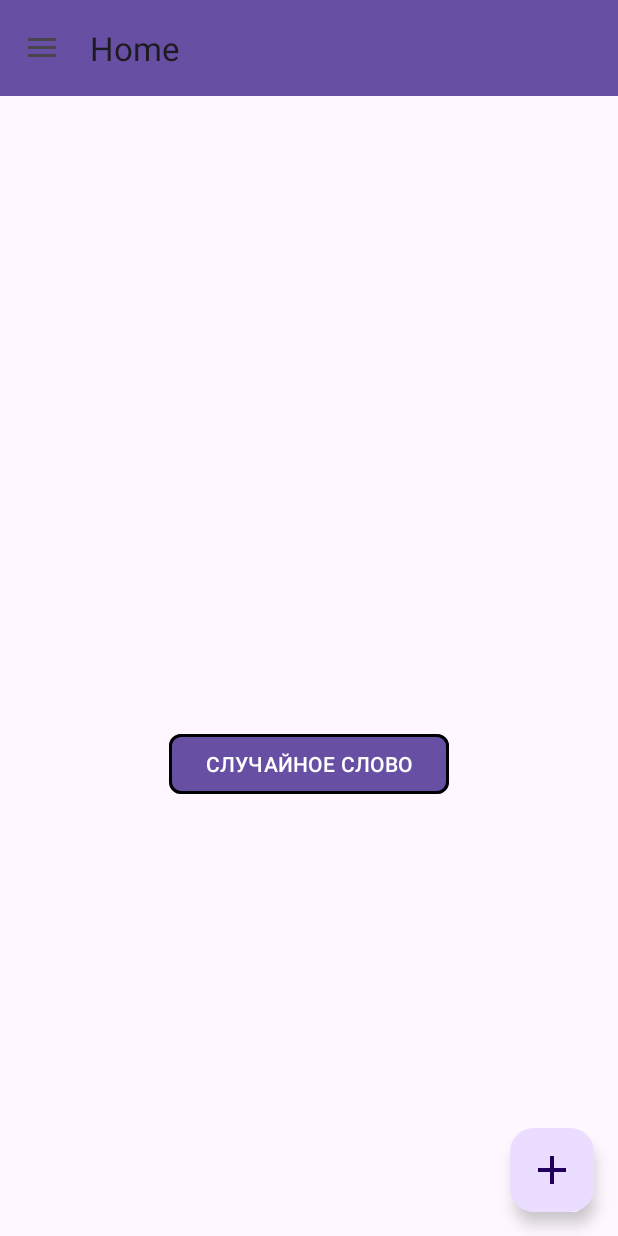
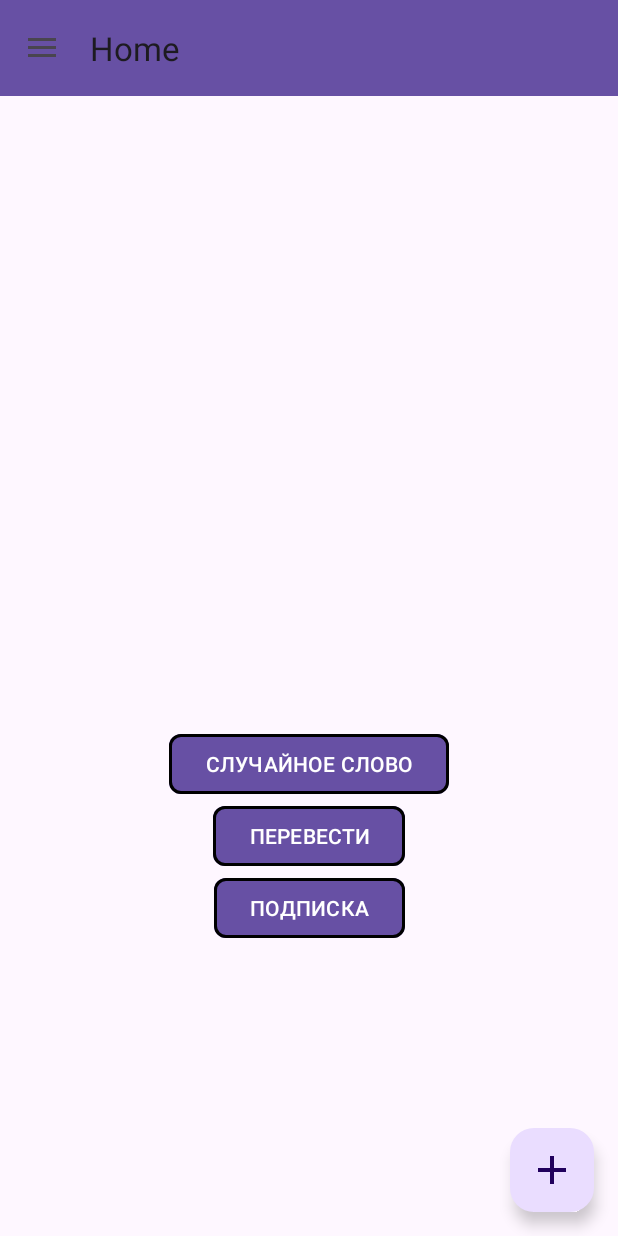
Before and after one commit to VortexDream/VortexDictionary, an Android app: the screen it shows after launch (MainActivity), on a phone screen of 412 x 824 dp. Run offline under Robolectric (Android 15) with nearby library versions, the phone set to English and light mode, and no system bars; our stand-ins replace Dagger/Hilt's generated code, Room's generated code, navigation-ui.

Commit message:
Сделан диалог фрагмент с покупкой подписки, сохранение состояния в sharedpreferences

```diff
--- a/app/build.gradle
+++ b/app/build.gradle
@@ -84,6 +84,9 @@ dependencies {
     implementation ("androidx.navigation:navigation-fragment-ktx:2.7.6")
     implementation ("androidx.navigation:navigation-ui-ktx:2.7.6")
 
+    //Shared Preferences
+    implementation 'androidx.datastore:datastore-preferences:1.0.0'
+
     // Dagger Hilt
     implementation ("com.google.dagger:hilt-android:2.48.1")
     ksp ("com.google.dagger:hilt-compiler:2.48.1")
--- a/app/src/main/java/com/vortex/android/vortexdictionary/di/AppModule.kt
+++ b/app/src/main/java/com/vortex/android/vortexdictionary/di/AppModule.kt
@@ -1,9 +1,15 @@
 package com.vortex.android.vortexdictionary.di
 
 import android.content.Context
+import androidx.datastore.core.DataStore
+import androidx.datastore.preferences.core.PreferenceDataStoreFactory
+import androidx.datastore.preferences.core.Preferences
+import androidx.datastore.preferences.preferencesDataStoreFile
 import androidx.room.Room
+import com.vortex.android.vortexdictionary.repository.AppPreferences
 import com.vortex.android.vortexdictionary.database.WordDao
 import com.vortex.android.vortexdictionary.database.WordDatabase
+import com.vortex.android.vortexdictionary.repository.BaseAppPreferences
 import com.vortex.android.vortexdictionary.repository.BaseWordRepository
 import com.vortex.android.vortexdictionary.repository.WordRepository
 import dagger.Module
@@ -37,7 +43,25 @@ object AppModule {
 
     @Singleton
     @Provides
-    fun provideRepository(databaseDao: WordDao): BaseWordRepository {
+    fun provideWordRepository(databaseDao: WordDao): BaseWordRepository {
         return WordRepository(databaseDao)
     }
+
+    @Singleton
+    @Provides
+    fun provideDataStore(
+        @ApplicationContext appContext: Context
+    ): DataStore<Preferences> {
+        return PreferenceDataStoreFactory.create {
+            appContext.preferencesDataStoreFile("settings")
+        }
+    }
+
+    @Singleton
+    @Provides
+    fun provideAppPreferences(
+        dataStore: DataStore<Preferences>
+    ): BaseAppPreferences {
+        return AppPreferences(dataStore)
+    }
 }
--- a/app/src/main/java/com/vortex/android/vortexdictionary/fragments/wordcard/WordCardFragment.kt
+++ b/app/src/main/java/com/vortex/android/vortexdictionary/fragments/wordcard/WordCardFragment.kt
@@ -15,7 +15,7 @@ import dagger.hilt.android.AndroidEntryPoint
 import kotlinx.coroutines.launch
 
 @AndroidEntryPoint
-class WordCardFragment : Fragment() {
+class WordCardFragment: Fragment() {
 
     private var _binding: FragmentWordCardBinding? = null
     private val binding
@@ -67,6 +67,9 @@ class WordCardFragment : Fragment() {
             fab.setOnClickListener {
                 findNavController().navigate(WordCardFragmentDirections.newWord())
             }
+            subscriptionButton.setOnClickListener {
+                findNavController().navigate(WordCardFragmentDirections.popupSubscription())
+            }
         }
     }
 }
--- /dev/null
+++ b/app/src/main/java/com/vortex/android/vortexdictionary/repository/BaseAppPreferences.kt
@@ -0,0 +1,16 @@
+package com.vortex.android.vortexdictionary.repository
+
+import kotlinx.coroutines.flow.Flow
+
+interface BaseAppPreferences {
+
+    val wordsAddedCounter: Flow<Int>
+    suspend fun setWordsAddedCounter(counter: Int)
+
+    val translationsViewedCounter: Flow<Int>
+    suspend fun setTranslationsViewedCounter(counter: Int)
+
+    val hasSubscription: Flow<Boolean>
+    suspend fun setSubscription(hasSubscription: Boolean)
+
+}
--- a/app/src/main/res/layout/fragment_word_card.xml
+++ b/app/src/main/res/layout/fragment_word_card.xml
@@ -28,14 +28,6 @@
         app:layout_constraintStart_toStartOf="parent"
         app:layout_constraintTop_toBottomOf="@id/english_word_text_view"/>
 
-    <!--<com.google.android.material.button.MaterialButton
-        android:id="@+id/translate_button"
-        android:layout_width="wrap_content"
-        android:layout_height="wrap_content"
-        android:text="ПЕРЕВЕСТИ"
-        app:cornerRadius="8dp"
-        app:strokeWidth="2dp" />-->
-
     <com.google.android.material.button.MaterialButton
         android:id="@+id/new_word_button"
         android:layout_width="wrap_content"
@@ -46,6 +38,28 @@
         app:layout_constraintEnd_toEndOf="parent"
         app:layout_constraintStart_toStartOf="parent"
         app:layout_constraintTop_toBottomOf="@id/russian_word_text_view"/>
+
+    <com.google.android.material.button.MaterialButton
+        android:id="@+id/translate_button"
+        android:layout_width="wrap_content"
+        android:layout_height="wrap_content"
+        android:text="ПЕРЕВЕСТИ"
+        app:cornerRadius="8dp"
+        app:strokeWidth="2dp"
+        app:layout_constraintEnd_toEndOf="parent"
+        app:layout_constraintStart_toStartOf="parent"
+        app:layout_constraintTop_toBottomOf="@id/new_word_button"/>
+
+    <com.google.android.material.button.MaterialButton
+        android:id="@+id/subscription_button"
+        android:layout_width="wrap_content"
+        android:layout_height="wrap_content"
+        android:text="ПОДПИСКА"
+        app:cornerRadius="8dp"
+        app:strokeWidth="2dp"
+        app:layout_constraintEnd_toEndOf="parent"
+        app:layout_constraintStart_toStartOf="parent"
+        app:layout_constraintTop_toBottomOf="@id/translate_button"/>
 
     <com.google.android.material.floatingactionbutton.FloatingActionButton
         android:id="@+id/fab"
--- a/app/src/main/res/navigation/nav_graph.xml
+++ b/app/src/main/res/navigation/nav_graph.xml
@@ -15,6 +15,9 @@
             app:exitAnim="@anim/slide_out_left"
             app:popEnterAnim="@android:anim/slide_in_left"
             app:popExitAnim="@android:anim/slide_out_right"/>
+        <action
+            android:id="@+id/popup_subscription"
+            app:destination="@id/subscriptionDialogFragment" />
     </fragment>
 
     <fragment
@@ -25,4 +28,8 @@
         android:id="@+id/wordListFragment"
         android:name="com.vortex.android.vortexdictionary.fragments.wordlist.WordListFragment"
         android:label="WordListFragment" />
+    <dialog
+        android:id="@+id/subscriptionDialogFragment"
+        android:name="com.vortex.android.vortexdictionary.fragments.subscription.SubscriptionDialogFragment"
+        android:label="SubscriptionDialogFragment" />
 </navigation>
--- a/app/src/main/res/values/colors.xml
+++ b/app/src/main/res/values/colors.xml
@@ -2,4 +2,5 @@
 <resources>
     <color name="black">#FF000000</color>
     <color name="white">#FFFFFFFF</color>
+    <color name="transparent">#00ffffff</color>
 </resources>
--- /dev/null
+++ b/app/src/main/res/values/styles.xml
@@ -0,0 +1,6 @@
+<?xml version="1.0" encoding="utf-8"?>
+<resources>
+    <style name="CustomAlertDialog" parent="Theme.Material3.DayNight.Dialog.Alert">
+        <item name="android:windowBackground">@drawable/dialog_background</item>
+    </style>
+</resources>
```
Also changed, not shown: app/src/main/java/com/vortex/android/vortexdictionary/fragments/subscription/SubscriptionDialogFragment.kt (added, +56 -0 lines), app/src/main/java/com/vortex/android/vortexdictionary/fragments/subscription/SubscriptionViewModel.kt (added, +19 -0 lines), app/src/main/java/com/vortex/android/vortexdictionary/repository/AppPreferences.kt (added, +51 -0 lines), app/src/main/res/drawable/dialog_background.xml (added, +18 -0 lines), app/src/main/res/layout/fragment_subscription.xml (added, +54 -0 lines).
